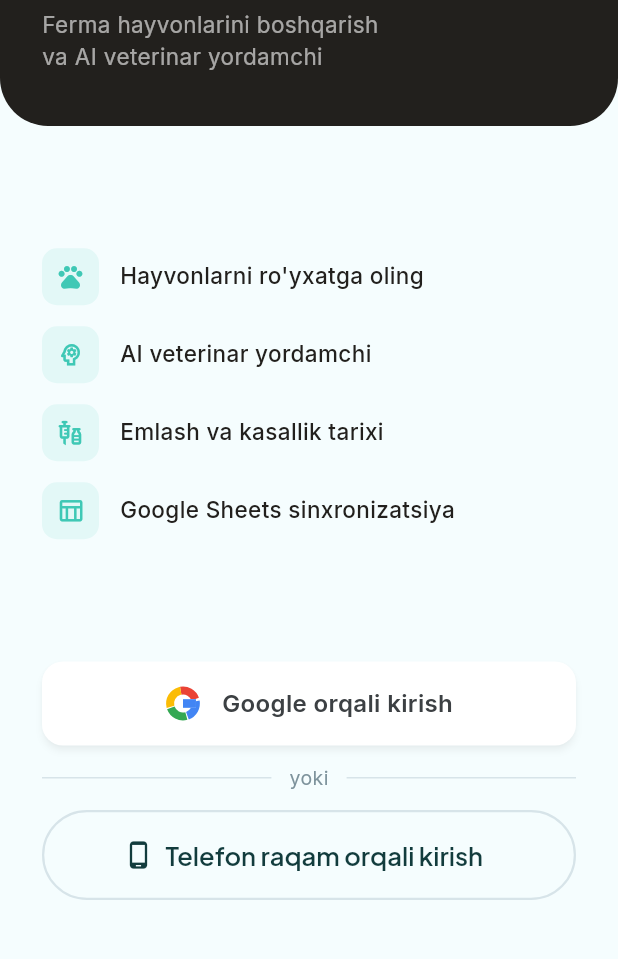
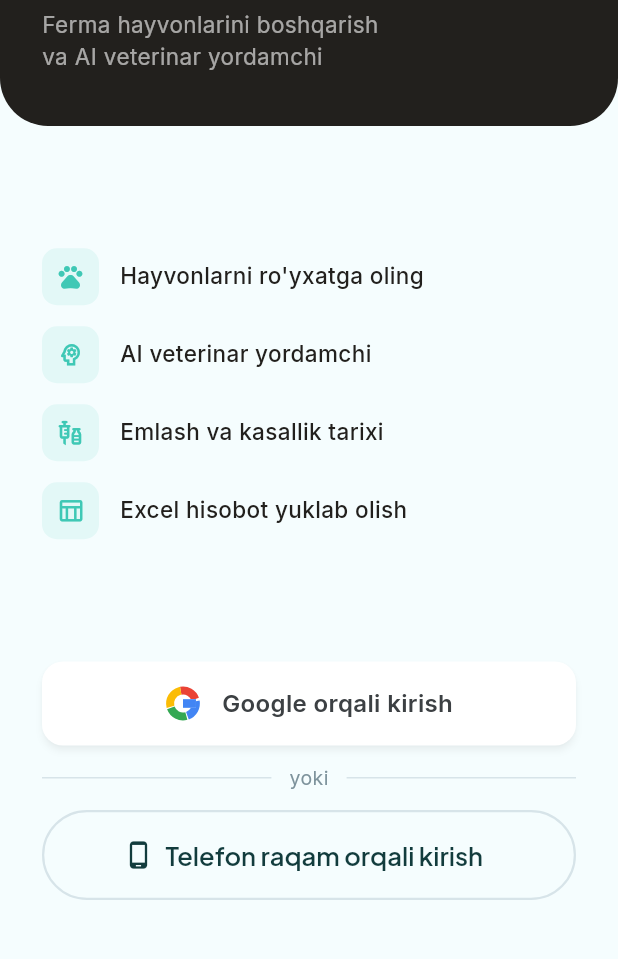
Before and after one commit to murodiljondaily-commits/Farm, a Flutter app: the screen it shows after launch, on a phone screen of 412 x 824 dp, the part 276-1235 px from its top. Run offline on Flutter 3.47's test engine with Material 3 defaults, Android fonts, the phone set to English and light mode, and no system bars; our stand-ins replace audioplayers, cloud_firestore, firebase_auth, firebase_core, fl_chart, go_router and 7 more; missing offline and left inert: record; accounts and stored records are empty.

Commit message:
Fix confirmation button sizing, missing animal photo, Excel open feedback, and UI overflows
- proposed_action_card.dart: confirmation buttons were using default
  Material padding in a 50/50 Expanded row, causing longer translated
  labels (esp. Russian) to wrap to two lines and balloon the card.
  Tightened padding/text size and added single-line ellipsis fallback.
- animal_detail_screen.dart: photos taken when adding an animal were
  saved (photo_file_id) but never displayed anywhere -- the detail
  page had zero references to the field. Now shows the photo in the
  header circle when present, falls back to the species emoji.
- farm_screen.dart: OpenFilex.open()'s result was discarded entirely,
  so if no spreadsheet app is installed the farmer got zero feedback
  after a successful download -- easy to mistake for "the report is
  empty". Now surfaces a specific message for that case.
- animals_screen.dart: the ear-tag + breed row had no Expanded/
  Flexible on its Text children, causing a real overflow for longer
  breed names (reproduced live: "h60088 . smental"). Also capped the
  animal name to one line with ellipsis as a defensive measure.
- home_screen.dart: the four Farm holati stat labels were forced to
  one line with ellipsis at 12sp + letter-spacing, truncating into
  unreadable fragments ("JAMI HAYVO...", "OGOHLANTIR..."). Allowed
  two lines instead, which is far more legible than truncation for a
  label (not critical data).
- welcome_screen.dart / google_sign_in_screen.dart (via ARB): the
  onboarding feature list still advertised "Google Sheets
  sinxronizatsiya", removed and replaced with Excel export earlier
  this session but never updated here.

Verified via flutter analyze (no new errors) and live on-device/
emulator screenshots for the animals-list and home-screen fixes.

```diff
--- a/lib/l10n/app_localizations.dart
+++ b/lib/l10n/app_localizations.dart
@@ -606,7 +606,7 @@
   /// No description provided for @welcomeFeatureSheets.
   ///
   /// In uz, this message translates to:
-  /// **'Google Sheets sinxronizatsiya'**
+  /// **'Excel hisobot yuklab olish'**
   String get welcomeFeatureSheets;
 
   /// No description provided for @welcomeNewFarm.
@@ -1292,6 +1292,12 @@
   /// In uz, this message translates to:
   /// **'Hisobotni yuklab olishda xatolik yuz berdi'**
   String get farmExcelError;
+
+  /// No description provided for @farmExcelNoViewerApp.
+  ///
+  /// In uz, this message translates to:
+  /// **'Fayl yuklab olindi, lekin uni ochadigan ilova topilmadi. Excel yoki jadval ilovasini o\'rnating.'**
+  String get farmExcelNoViewerApp;
 
   /// No description provided for @farmLanguage.
   ///
--- a/lib/l10n/app_localizations_ru.dart
+++ b/lib/l10n/app_localizations_ru.dart
@@ -273,7 +273,7 @@
   String get welcomeFeatureHistory => 'История вакцинации и болезней';
 
   @override
-  String get welcomeFeatureSheets => 'Синхронизация с Google Таблицами';
+  String get welcomeFeatureSheets => 'Скачивание отчёта в Excel';
 
   @override
   String get welcomeNewFarm => 'Создать новую ферму';
@@ -640,6 +640,10 @@
   String get farmExcelError => 'Ошибка при скачивании отчёта';
 
   @override
+  String get farmExcelNoViewerApp =>
+      'Файл загружен, но не найдено приложение для его открытия. Установите Excel или приложение для таблиц.';
+
+  @override
   String get farmLanguage => 'Язык';
 
   @override
--- a/lib/l10n/app_localizations_uz.dart
+++ b/lib/l10n/app_localizations_uz.dart
@@ -275,7 +275,7 @@
   String get welcomeFeatureHistory => 'Emlash va kasallik tarixi';
 
   @override
-  String get welcomeFeatureSheets => 'Google Sheets sinxronizatsiya';
+  String get welcomeFeatureSheets => 'Excel hisobot yuklab olish';
 
   @override
   String get welcomeNewFarm => 'Yangi ferma ochish';
@@ -643,6 +643,10 @@
 
   @override
   String get farmExcelError => 'Hisobotni yuklab olishda xatolik yuz berdi';
+
+  @override
+  String get farmExcelNoViewerApp =>
+      'Fayl yuklab olindi, lekin uni ochadigan ilova topilmadi. Excel yoki jadval ilovasini o\'rnating.';
 
   @override
   String get farmLanguage => 'Til';
@@ -1926,7 +1930,7 @@
   String get welcomeFeatureHistory => 'Емлаш ва касаллик тарихи';
 
   @override
-  String get welcomeFeatureSheets => 'Гоогле Шеетс синхронизатсия';
+  String get welcomeFeatureSheets => 'Excel ҳисобот юклаб олиш';
 
   @override
   String get welcomeNewFarm => 'Янги ферма очиш';
@@ -2296,6 +2300,10 @@
   String get farmExcelError => 'Ҳисоботни юклаб олишда хатолик юз берди';
 
   @override
+  String get farmExcelNoViewerApp =>
+      'Файл юклаб олинди, лекин уни очадиган илова топилмади. Excel ёки жадвал иловасини ўрнатинг.';
+
+  @override
   String get farmLanguage => 'Тил';
 
   @override
--- a/lib/l10n/app_ru.arb
+++ b/lib/l10n/app_ru.arb
@@ -105,7 +105,7 @@
   "welcomeFeatureAnimals": "Регистрируйте животных",
   "welcomeFeatureAi": "ИИ-помощник ветеринара",
   "welcomeFeatureHistory": "История вакцинации и болезней",
-  "welcomeFeatureSheets": "Синхронизация с Google Таблицами",
+  "welcomeFeatureSheets": "Скачивание отчёта в Excel",
   "welcomeNewFarm": "Создать новую ферму",
   "welcomeJoinFarm": "Присоединиться к ферме",
 
@@ -254,6 +254,7 @@
   "farmLocationLabel": "Местоположение",
   "farmExcelGenerating": "Формируется отчёт...",
   "farmExcelError": "Ошибка при скачивании отчёта",
+  "farmExcelNoViewerApp": "Файл загружен, но не найдено приложение для его открытия. Установите Excel или приложение для таблиц.",
   "farmLanguage": "Язык",
   "farmLanguageUz": "🇺🇿 O'zbek",
   "farmLanguageUzCyrl": "🇺🇿 Ўзбек",
--- a/lib/l10n/app_uz.arb
+++ b/lib/l10n/app_uz.arb
@@ -105,7 +105,7 @@
   "welcomeFeatureAnimals": "Hayvonlarni ro'yxatga oling",
   "welcomeFeatureAi": "AI veterinar yordamchi",
   "welcomeFeatureHistory": "Emlash va kasallik tarixi",
-  "welcomeFeatureSheets": "Google Sheets sinxronizatsiya",
+  "welcomeFeatureSheets": "Excel hisobot yuklab olish",
   "welcomeNewFarm": "Yangi ferma ochish",
   "welcomeJoinFarm": "Mavjud fermaga qo'shilish",
 
@@ -254,6 +254,7 @@
   "farmLocationLabel": "Joylashuv",
   "farmExcelGenerating": "Hisobot tayyorlanmoqda...",
   "farmExcelError": "Hisobotni yuklab olishda xatolik yuz berdi",
+  "farmExcelNoViewerApp": "Fayl yuklab olindi, lekin uni ochadigan ilova topilmadi. Excel yoki jadval ilovasini o'rnating.",
   "farmLanguage": "Til",
   "farmLanguageUz": "🇺🇿 O'zbek",
   "farmLanguageUzCyrl": "🇺🇿 Ўзбек",
--- a/lib/l10n/app_uz_Cyrl.arb
+++ b/lib/l10n/app_uz_Cyrl.arb
@@ -112,7 +112,7 @@
   "welcomeFeatureAnimals": "Ҳайвонларни рўйхатга олинг",
   "welcomeFeatureAi": "АИ ветеринар ёрдамчи",
   "welcomeFeatureHistory": "Емлаш ва касаллик тарихи",
-  "welcomeFeatureSheets": "Гоогле Шеетс синхронизатсия",
+  "welcomeFeatureSheets": "Excel ҳисобот юклаб олиш",
   "welcomeNewFarm": "Янги ферма очиш",
   "welcomeJoinFarm": "Мавжуд фермага қўшилиш",
   "setupTitle": "Янги ферма",
@@ -286,6 +286,7 @@
   "farmLocationLabel": "Жойлашув",
   "farmExcelGenerating": "Ҳисобот тайёрланмоқда...",
   "farmExcelError": "Ҳисоботни юклаб олишда хатолик юз берди",
+  "farmExcelNoViewerApp": "Файл юклаб олинди, лекин уни очадиган илова топилмади. Excel ёки жадвал иловасини ўрнатинг.",
   "farmLanguage": "Тил",
   "farmLanguageUz": "🇺🇿 O'zbek",
   "farmLanguageUzCyrl": "🇺🇿 Ўзбек",
--- a/lib/screens/home_screen.dart
+++ b/lib/screens/home_screen.dart
@@ -583,9 +583,9 @@
             Expanded(
               child: Text(
                 label,
-                maxLines: 1,
+                maxLines: 2,
                 overflow: TextOverflow.ellipsis,
-                style: labelBold(color: labelColor),
+                style: labelBold(color: labelColor).copyWith(height: 1.15),
               ),
             ),
           ]),
```
Also changed, not shown: lib/screens/animal_detail_screen.dart (+19 -4 lines), lib/screens/animals_screen.dart (+9 -3 lines), lib/screens/farm_screen.dart (+13 -1 lines), lib/widgets/proposed_action_card.dart (+25 -4 lines).
